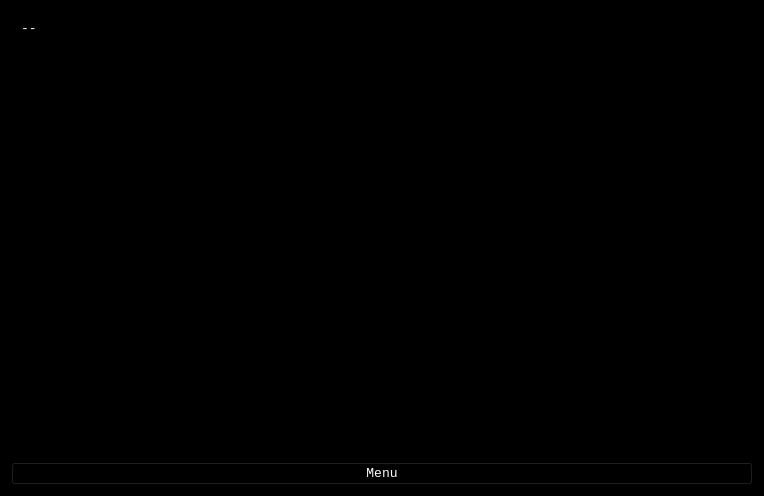
The window that qt/view_debug.ui (colebarach/ZRE-Dashboard-2024) describes before a commit, drawn with Qt 5.
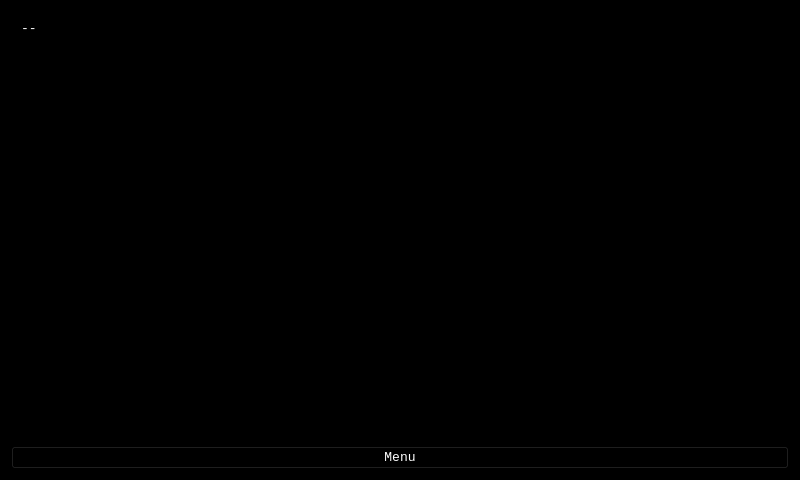
The same window after the commit.

Commit message: Changed default resolution to fit screen

Patch:
```diff
--- a/qt/view_debug.ui
+++ b/qt/view_debug.ui
@@ -6,8 +6,8 @@
    <rect>
     <x>0</x>
     <y>0</y>
-    <width>764</width>
-    <height>496</height>
+    <width>800</width>
+    <height>480</height>
    </rect>
   </property>
   <property name="palette">
@@ -485,8 +485,8 @@
        <rect>
         <x>0</x>
         <y>0</y>
-        <width>744</width>
-        <height>444</height>
+        <width>776</width>
+        <height>416</height>
        </rect>
       </property>
       <layout class="QGridLayout" name="gridLayout_2">
```
The commit also changes 4 other files.
